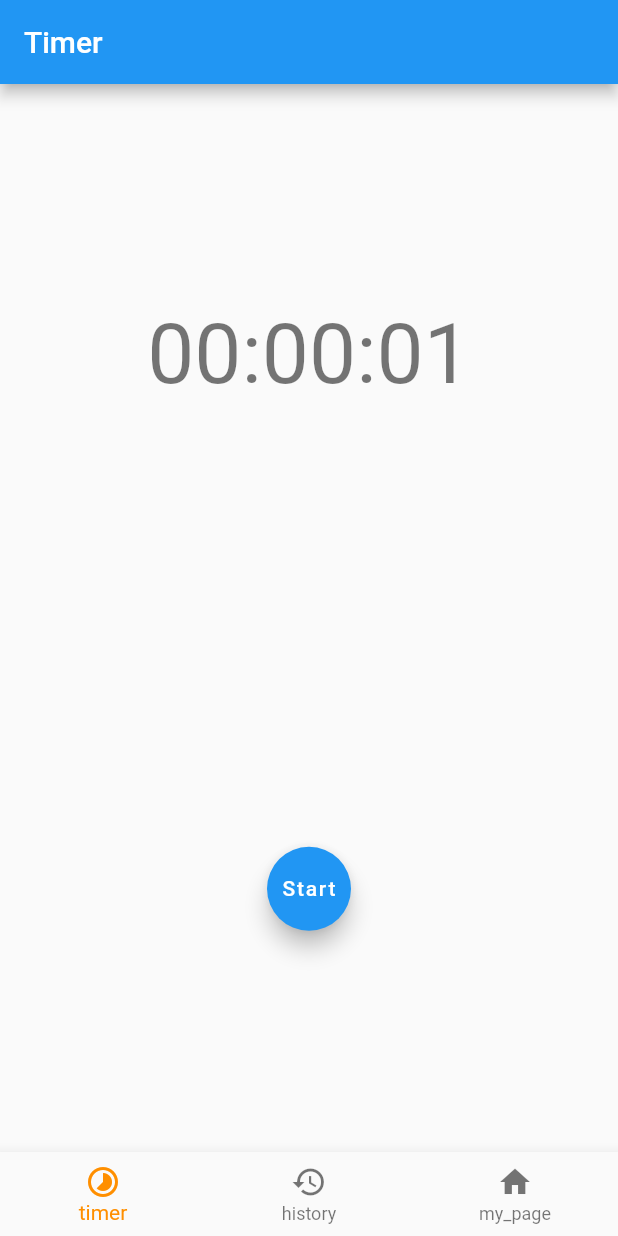
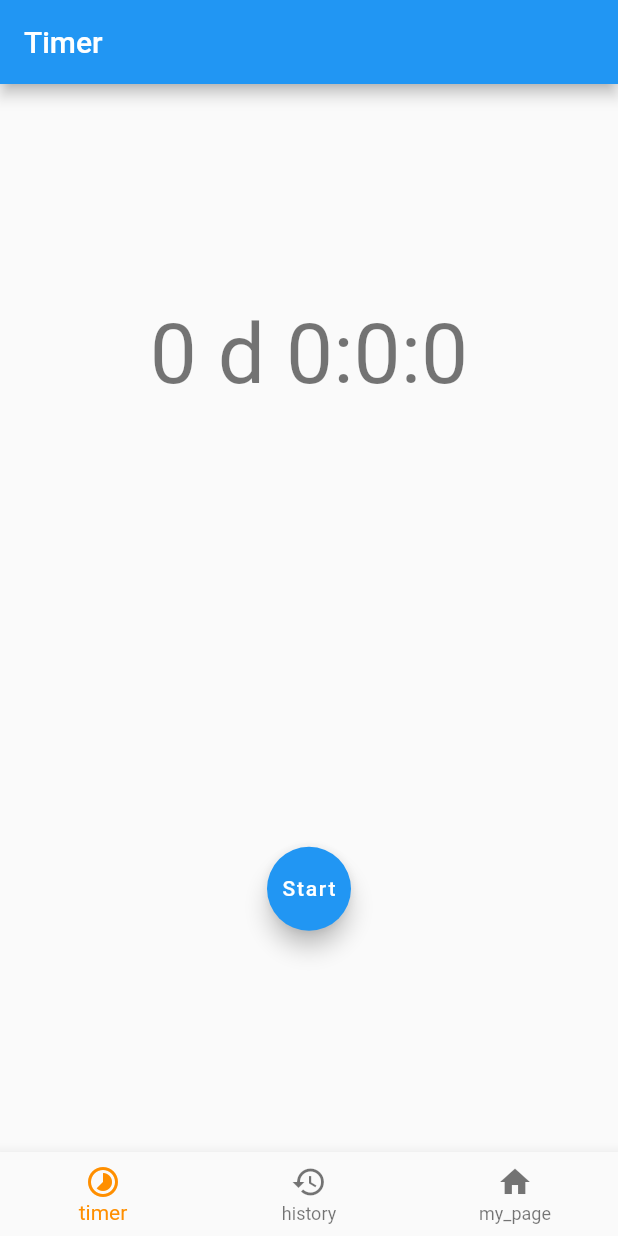
Before and after one commit to ochi-tama/flutter-test, a Flutter app: the screen it shows after launch, after a tap on "Start", after a tap on "Stop", on a phone screen of 412 x 824 dp. Run offline on Flutter 3.47's test engine with Material 2 defaults, Android fonts, the phone set to English and light mode, and no system bars.

Commit message:
タイマー機能を追加

```diff
--- a/lib/timer.dart
+++ b/lib/timer.dart
@@ -1,7 +1,5 @@
 import 'package:flutter/material.dart';
 import 'dart:async';
-
-import 'package:intl/intl.dart';
 
 class TimerPage extends StatefulWidget {
   static int timeLimit = 0;
@@ -12,16 +10,21 @@ class TimerPage extends StatefulWidget {
 
 class _TimerPageState extends State<TimerPage> {
   late Timer _timer;
-  DateTime _time = DateTime.utc(0, 0, 0);
+  late DateTime _endDate;
+  int duration = 14;
+  late DateTime _time;
   bool _fired = false;
 
   @override
   void initState() {
-    _time = DateTime.utc(0, 0, 0);
+    _time = DateTime.utc(0, 0, 0, 0, 0, 0);
+    _endDate = DateTime.utc(0, 0, 0, 0, 0, 0);
     super.initState();
   }
 
   void startTimer() {
+    _endDate = DateTime.now().add(Duration(days: duration));
+    _time = DateTime.now();
     _timer = Timer.periodic(Duration(seconds: 1), (Timer timer) {
       setState(() {
         _time = _time.add(Duration(seconds: 1));
@@ -34,9 +37,22 @@ class _TimerPageState extends State<TimerPage> {
 
   void stopTimer() {
     setState(() {
+      _time = DateTime.utc(0, 0, 0, 0, 0, 0);
+      _endDate = DateTime.utc(0, 0, 0, 0, 0, 0);
       _fired = false;
     });
     _timer.cancel();
+  }
+
+  // .toString().padLeft(2, "0")
+  String remainingTime() {
+    final remaining = _endDate.difference(_time);
+    final days = remaining.inDays;
+    final hours = remaining.inHours - remaining.inDays * 24;
+    final minutes = remaining.inMinutes - remaining.inHours * 60;
+    final seconds = remaining.inSeconds - remaining.inMinutes * 60;
+    final formattedRemaining = "$days d $hours:$minutes:$seconds";
+    return formattedRemaining;
   }
 
   @override
@@ -47,7 +63,7 @@ class _TimerPageState extends State<TimerPage> {
       mainAxisAlignment: MainAxisAlignment.spaceAround,
       children: [
         Text(
-          DateFormat.Hms().format(_time),
+          remainingTime(),
           style: Theme.of(context).textTheme.headline2,
         ),
         TimerButton(
```
